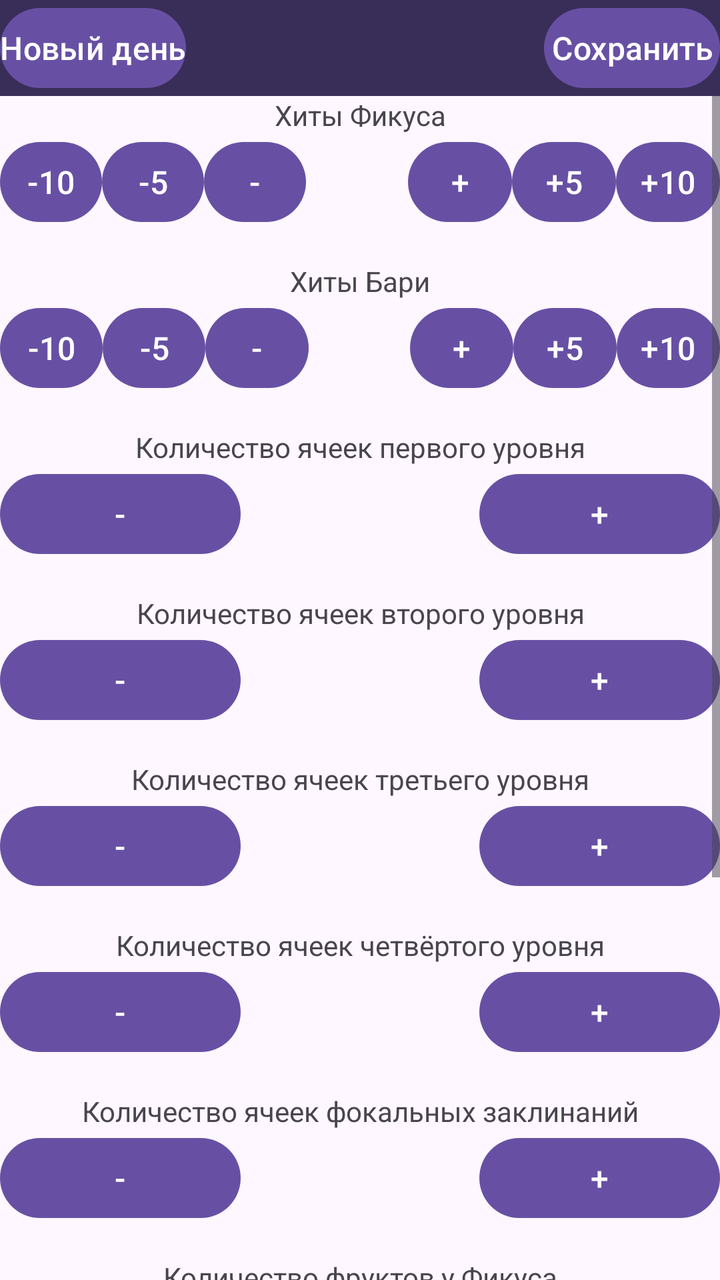
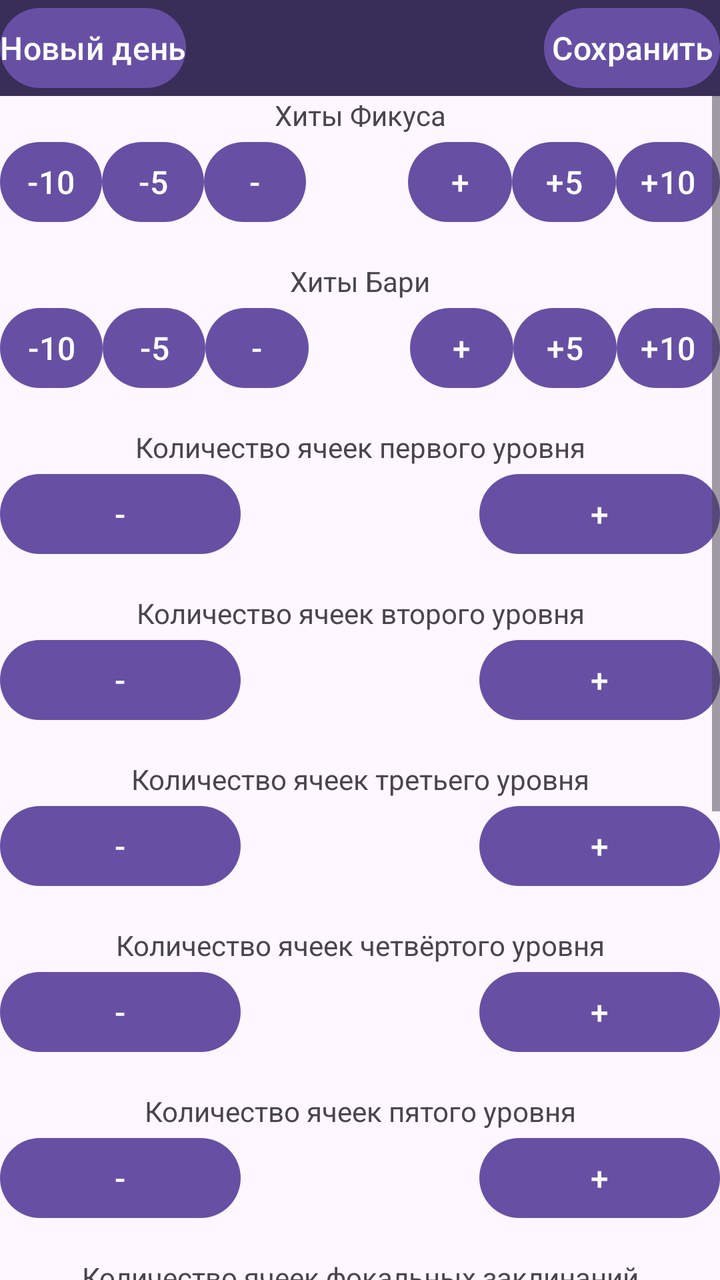

Screens rendered from an Android XML layout before and after an edit, with the pre-edit source and the edit as a unified diff.
<!-- AndroidManifest.xml: application theme Theme.FicusResourcesCounter -->
<!-- res/layout/activity_main.xml -->
<?xml version="1.0" encoding="utf-8"?>
<androidx.constraintlayout.widget.ConstraintLayout
    xmlns:android="http://schemas.android.com/apk/res/android"
    xmlns:tools="http://schemas.android.com/tools"
    xmlns:app="http://schemas.android.com/apk/res-auto"
    android:id="@+id/main"
    android:layout_width="match_parent"
    android:layout_height="match_parent"
    tools:context=".MainActivity">


    <LinearLayout
        android:layout_width="match_parent"
        android:layout_height="match_parent"
        android:orientation="vertical"
        app:layout_constraintBottom_toBottomOf="parent"
        app:layout_constraintEnd_toEndOf="parent"
        app:layout_constraintStart_toStartOf="parent"
        app:layout_constraintTop_toTopOf="parent">

        <LinearLayout
            android:id="@+id/linearLayout"
            android:layout_width="match_parent"
            android:layout_height="wrap_content"
            android:background="#392E57"
            android:orientation="horizontal">

            <Button
                android:id="@+id/NewDayButton"
                android:layout_width="wrap_content"
                android:layout_height="wrap_content"
                android:layout_marginBottom="0dp"
                android:text="Новый день"
                android:textAlignment="center" />

            <View
                android:layout_width="0dp"
                android:layout_height="1dp"
                android:layout_weight="1" />

            <Button
                android:id="@+id/SaveButton"
                android:layout_width="wrap_content"
                android:layout_height="wrap_content"
                android:layout_marginBottom="0dp"
                android:text="Сохранить"
                android:textAlignment="center" />
        </LinearLayout>

        <ScrollView
            android:id="@+id/scrollView"
            android:layout_width="match_parent"
            android:layout_height="wrap_content">

            <LinearLayout
                android:id="@+id/mainLayout"
                android:layout_width="match_parent"
                android:layout_height="wrap_content"
                android:divider="@drawable/empty_spacer"
                android:orientation="vertical"
                android:showDividers="middle"
                app:layout_constraintBottom_toBottomOf="parent"
                app:layout_constraintEnd_toEndOf="parent"
                app:layout_constraintStart_toStartOf="parent">

                
                <LinearLayout
                    android:id="@+id/FicusHP"
                    android:layout_width="match_parent"
                    android:layout_height="wrap_content"
                    android:orientation="vertical">

                    <TextView
                        android:id="@+id/textFicusHP"
                        android:layout_width="match_parent"
                        android:layout_height="wrap_content"
                        android:text="Хиты Фикуса"
                        android:textAlignment="center" />

                    <LinearLayout
                        android:layout_width="match_parent"
                        android:layout_height="wrap_content"
                        android:orientation="horizontal">

                        <Button
                            android:id="@+id/minusTenButtonFicusHP"
                            android:layout_width="0.2dp"
                            android:layout_height="wrap_content"
                            android:layout_weight="1"
                            android:text="@string/button_minus_ten" />

                        <Button
                            android:id="@+id/minusFiveButtonFicusHP"
                            android:layout_width="0.2dp"
                            android:layout_height="wrap_content"
                            android:layout_weight="1"
                            android:text="@string/button_minus_five" />

                        <Button
                            android:id="@+id/minusButtonFicusHP"
                            android:layout_width="0.2dp"
                            android:layout_height="wrap_content"
                            android:layout_weight="1"
                            android:text="@string/button_minus" />

                        <TextView
                            android:id="@+id/countFicusHP"
                            android:layout_width="wrap_content"
                            android:layout_height="match_parent"
                            android:layout_weight="1"
                            android:text=""
                            android:textAlignment="center" />

                        <Button
                            android:id="@+id/plusButtonFicusHP"
                            android:layout_width="1dp"
                            android:layout_height="wrap_content"
                            android:layout_weight="1"
                            android:text="@string/button_plus" />

                        <Button
                            android:id="@+id/plusFiveButtonFicusHP"
                            android:layout_width="1dp"
                            android:layout_height="wrap_content"
                            android:layout_weight="1"
                            android:text="@string/button_plus_five" />

                        <Button
                            android:id="@+id/plusTenButtonFicusHP"
                            android:layout_width="1dp"
                            android:layout_height="wrap_content"
                            android:layout_weight="1"
                            android:text="@string/button_plus_ten" />
                    </LinearLayout>
                </LinearLayout>

                
                <LinearLayout
                    android:id="@+id/OwlbearHP"
                    android:layout_width="match_parent"
                    android:layout_height="wrap_content"
                    android:orientation="vertical">

                    <TextView
                        android:id="@+id/textOwlbearHP"
                        android:layout_width="match_parent"
                        android:layout_height="wrap_content"
                        android:text="Хиты Бари"
                        android:textAlignment="center" />

                    <LinearLayout
                        android:layout_width="match_parent"
                        android:layout_height="wrap_content"
                        android:orientation="horizontal">

                        <Button
                            android:id="@+id/minusTenButtonOwlbearHP"
                            android:layout_width="1dp"
                            android:layout_height="wrap_content"
                            android:layout_weight="1"
                            android:text="@string/button_minus_ten" />

                        <Button
                            android:id="@+id/minusFiveButtonOwlbearHP"
                            android:layout_width="1dp"
                            android:layout_height="wrap_content"
                            android:layout_weight="1"
                            android:text="@string/button_minus_five" />

                        <Button
                            android:id="@+id/minusButtonOwlbearHP"
                            android:layout_width="1dp"
                            android:layout_height="wrap_content"
                            android:layout_weight="1"
                            android:text="@string/button_minus" />

                        <TextView
                            android:id="@+id/countOwlbearHP"
                            android:layout_width="wrap_content"
                            android:layout_height="match_parent"
                            android:layout_weight="1"
                            android:text=""
                            android:textAlignment="center" />

                        <Button
                            android:id="@+id/plusButtonOwlbearHP"
                            android:layout_width="1dp"
                            android:layout_height="wrap_content"
                            android:layout_weight="1"
                            android:text="@string/button_plus" />

                        <Button
                            android:id="@+id/plusFiveButtonOwlbearHP"
                            android:layout_width="1dp"
                            android:layout_height="wrap_content"
                            android:layout_weight="1"
                            android:text="@string/button_plus_five" />

                        <Button
                            android:id="@+id/plusTenButtonOwlbearHP"
                            android:layout_width="1dp"
                            android:layout_height="wrap_content"
                            android:layout_weight="1"
                            android:text="@string/button_plus_ten" />
                    </LinearLayout>
                </LinearLayout>

                
                <LinearLayout
                    android:id="@+id/SpellI"
                    android:layout_width="match_parent"
                    android:layout_height="wrap_content"
                    android:orientation="vertical">

                    <TextView
                        android:id="@+id/textSpellI"
                        android:layout_width="match_parent"
                        android:layout_height="wrap_content"
                        android:text="Количество ячеек первого уровня"
                        android:textAlignment="center" />

                    <LinearLayout
                        android:layout_width="match_parent"
                        android:layout_height="wrap_content"
                        android:orientation="horizontal">

                        <Button
                            android:id="@+id/minusButtonSpellI"
                            android:layout_width="1dp"
                            android:layout_height="wrap_content"
                            android:layout_weight="1"
                            android:text="@string/button_minus" />

                        <TextView
                            android:id="@+id/countSpellI"
                            android:layout_width="wrap_content"
                            android:layout_height="match_parent"
                            android:layout_weight="1"
                            android:text=""
                            android:textAlignment="center" />

                        <Button
                            android:id="@+id/plusButtonSpellI"
                            android:layout_width="1dp"
                            android:layout_height="wrap_content"
                            android:layout_weight="1"
                            android:text="@string/button_plus" />
                    </LinearLayout>
                </LinearLayout>

                
                <LinearLayout
                    android:id="@+id/SpellII"
                    android:layout_width="match_parent"
                    android:layout_height="wrap_content"
                    android:orientation="vertical">

                    <TextView
                        android:id="@+id/textSpellII"
                        android:layout_width="match_parent"
                        android:layout_height="wrap_content"
                        android:text="Количество ячеек второго уровня"
                        android:textAlignment="center" />

                    <LinearLayout
                        android:layout_width="match_parent"
                        android:layout_height="wrap_content"
                        android:orientation="horizontal">

                        <Button
                            android:id="@+id/minusButtonSpellII"
                            android:layout_width="1dp"
                            android:layout_height="wrap_content"
                            android:layout_weight="1"
                            android:text="@string/button_minus" />

                        <TextView
                            android:id="@+id/countSpellII"
                            android:layout_width="wrap_content"
                            android:layout_height="match_parent"
                            android:layout_weight="1"
                            android:text=""
                            android:textAlignment="center" />

                        <Button
                            android:id="@+id/plusButtonSpellII"
                            android:layout_width="1dp"
                            android:layout_height="wrap_content"
                            android:layout_weight="1"
                            android:text="@string/button_plus" />
                    </LinearLayout>
                </LinearLayout>

                
                <LinearLayout
                    android:id="@+id/SpellIII"
                    android:layout_width="match_parent"
                    android:layout_height="wrap_content"
                    android:orientation="vertical">

                    <TextView
                        android:id="@+id/textSpellIII"
                        android:layout_width="match_parent"
                        android:layout_height="wrap_content"
                        android:text="Количество ячеек третьего уровня"
                        android:textAlignment="center" />

                    <LinearLayout
                        android:layout_width="match_parent"
                        android:layout_height="wrap_content"
                        android:orientation="horizontal">

                        <Button
                            android:id="@+id/minusButtonSpellIII"
                            android:layout_width="1dp"
                            android:layout_height="wrap_content"
                            android:layout_weight="1"
                            android:text="@string/button_minus" />

                        <TextView
                            android:id="@+id/countSpellIII"
                            android:layout_width="wrap_content"
                            android:layout_height="match_parent"
                            android:layout_weight="1"
                            android:text=""
                            android:textAlignment="center" />

                        <Button
                            android:id="@+id/plusButtonSpellIII"
                            android:layout_width="1dp"
                            android:layout_height="wrap_content"
                            android:layout_weight="1"
                            android:text="@string/button_plus" />
                    </LinearLayout>
                </LinearLayout>

                
                <LinearLayout
                    android:id="@+id/SpellIV"
                    android:layout_width="match_parent"
                    android:layout_height="wrap_content"
                    android:orientation="vertical">

                    <TextView
                        android:id="@+id/textSpellIV"
                        android:layout_width="match_parent"
                        android:layout_height="wrap_content"
                        android:text="Количество ячеек четвёртого уровня"
                        android:textAlignment="center" />

                    <LinearLayout
                        android:layout_width="match_parent"
                        android:layout_height="wrap_content"
                        android:orientation="horizontal">

                        <Button
                            android:id="@+id/minusButtonSpellIV"
                            android:layout_width="1dp"
                            android:layout_height="wrap_content"
                            android:layout_weight="1"
                            android:text="@string/button_minus" />

                        <TextView
                            android:id="@+id/countSpellIV"
                            android:layout_width="wrap_content"
                            android:layout_height="match_parent"
                            android:layout_weight="1"
                            android:text=""
                            android:textAlignment="center" />

                        <Button
                            android:id="@+id/plusButtonSpellIV"
                            android:layout_width="1dp"
                            android:layout_height="wrap_content"
                            android:layout_weight="1"
                            android:text="@string/button_plus" />
                    </LinearLayout>
                </LinearLayout>

                
                <LinearLayout
                    android:id="@+id/FocalSpell"
                    android:layout_width="match_parent"
                    android:layout_height="wrap_content"
                    android:orientation="vertical">

                    <TextView
                        android:id="@+id/textFocalSpell"
                        android:layout_width="match_parent"
                        android:layout_height="wrap_content"
                        android:text="Количество ячеек фокальных заклинаний"
                        android:textAlignment="center" />

                    <LinearLayout
                        android:layout_width="match_parent"
                        android:layout_height="wrap_content"
                        android:orientation="horizontal">

                        <Button
                            android:id="@+id/minusButtonFocalSpell"
                            android:layout_width="1dp"
                            android:layout_height="wrap_content"
                            android:layout_weight="1"
                            android:text="@string/button_minus" />

                        <TextView
                            android:id="@+id/countFocalSpell"
                            android:layout_width="wrap_content"
                            android:layout_height="match_parent"
                            android:layout_weight="1"
                            android:text=""
                            android:textAlignment="center" />

                        <Button
                            android:id="@+id/plusButtonFocalSpell"
                            android:layout_width="1dp"
                            android:layout_height="wrap_content"
                            android:layout_weight="1"
                            android:text="@string/button_plus" />
                    </LinearLayout>
                </LinearLayout>

                
                <LinearLayout
                    android:id="@+id/FicusFruits"
                    android:layout_width="match_parent"
                    android:layout_height="wrap_content"
                    android:orientation="vertical">

                    <TextView
                        android:id="@+id/textFicusFruits"
                        android:layout_width="match_parent"
                        android:layout_height="wrap_content"
                        android:text="Количество фруктов у Фикуса"
                        android:textAlignment="center" />

                    <LinearLayout
                        android:layout_width="match_parent"
                        android:layout_height="wrap_content"
                        android:orientation="horizontal">

                        <Button
                            android:id="@+id/minusButtonFicusFruits"
                            android:layout_width="1dp"
                            android:layout_height="wrap_content"
                            android:layout_weight="1"
                            android:text="@string/button_minus" />

                        <TextView
                            android:id="@+id/countFicusFruits"
                            android:layout_width="wrap_content"
                            android:layout_height="match_parent"
                            android:layout_weight="1"
                            android:text=""
                            android:textAlignment="center" />

                        <Button
                            android:id="@+id/plusButtonFicusFruits"
                            android:layout_width="1dp"
                            android:layout_height="wrap_content"
                            android:layout_weight="1"
                            android:text="@string/button_plus" />
                    </LinearLayout>
                </LinearLayout>

                
                <LinearLayout
                    android:id="@+id/CommonIngredients"
                    android:layout_width="match_parent"
                    android:layout_height="wrap_content"
                    android:orientation="vertical">

                    <TextView
                        android:id="@+id/textCommonIngredients"
                        android:layout_width="match_parent"
                        android:layout_height="wrap_content"
                        android:text="Количество обычных ингредиентов"
                        android:textAlignment="center" />

                    <LinearLayout
                        android:layout_width="match_parent"
                        android:layout_height="wrap_content"
                        android:orientation="horizontal">

                        <Button
                            android:id="@+id/minusTenButtonCommonIngredients"
                            android:layout_width="1dp"
                            android:layout_height="wrap_content"
                            android:layout_weight="1"
                            android:text="@string/button_minus_ten" />

                        <Button
                            android:id="@+id/minusFiveButtonCommonIngredients"
                            android:layout_width="1dp"
                            android:layout_height="wrap_content"
                            android:layout_weight="1"
                            android:text="@string/button_minus_five" />

                        <Button
                            android:id="@+id/minusButtonCommonIngredients"
                            android:layout_width="1dp"
                            android:layout_height="wrap_content"
                            android:layout_weight="1"
                            android:text="@string/button_minus" />

                        <TextView
                            android:id="@+id/countCommonIngredients"
                            android:layout_width="wrap_content"
                            android:layout_height="match_parent"
                            android:layout_weight="1"
                            android:text=""
                            android:textAlignment="center" />

                        <Button
                            android:id="@+id/plusButtonCommonIngredients"
                            android:layout_width="1dp"
                            android:layout_height="wrap_content"
                            android:layout_weight="1"
                            android:text="@string/button_plus" />

                        <Button
                            android:id="@+id/plusFiveButtonCommonIngredients"
                            android:layout_width="1dp"
                            android:layout_height="wrap_content"
                            android:layout_weight="1"
                            android:text="@string/button_plus_five" />

                        <Button
                            android:id="@+id/plusTenButtonCommonIngredients"
                            android:layout_width="1dp"
                            android:layout_height="wrap_content"
                            android:layout_weight="1"
                            android:text="@string/button_plus_ten" />
                    </LinearLayout>
                </LinearLayout>

                
                <LinearLayout
                    android:id="@+id/SpecialIngredients"
                    android:layout_width="match_parent"
                    android:layout_height="wrap_content"
                    android:orientation="vertical">

                    <TextView
                        android:id="@+id/textSpecialIngredients"
                        android:layout_width="match_parent"
                        android:layout_height="wrap_content"
                        android:text="Количество особых ингредиентов"
                        android:textAlignment="center" />

                    <LinearLayout
                        android:layout_width="match_parent"
                        android:layout_height="wrap_content"
                        android:orientation="horizontal">

                        <Button
                            android:id="@+id/minusTenButtonSpecialIngredients"
                            android:layout_width="1dp"
                            android:layout_height="wrap_content"
                            android:layout_weight="1"
                            android:text="@string/button_minus_ten" />

                        <Button
                            android:id="@+id/minusFiveButtonSpecialIngredients"
                            android:layout_width="1dp"
                            android:layout_height="wrap_content"
                            android:layout_weight="1"
                            android:text="@string/button_minus_five" />

                        <Button
                            android:id="@+id/minusButtonSpecialIngredients"
                            android:layout_width="1dp"
                            android:layout_height="wrap_content"
                            android:layout_weight="1"
                            android:text="@string/button_minus" />

                        <TextView
                            android:id="@+id/countSpecialIngredients"
                            android:layout_width="wrap_content"
                            android:layout_height="match_parent"
                            android:layout_weight="1"
                            android:text=""
                            android:textAlignment="center" />

                        <Button
                            android:id="@+id/plusButtonSpecialIngredients"
                            android:layout_width="1dp"
                            android:layout_height="wrap_content"
                            android:layout_weight="1"
                            android:text="@string/button_plus" />

                        <Button
                            android:id="@+id/plusFiveButtonSpecialIngredients"
                            android:layout_width="1dp"
                            android:layout_height="wrap_content"
                            android:layout_weight="1"
                            android:text="@string/button_plus_five" />

                        <Button
                            android:id="@+id/plusTenButtonSpecialIngredients"
                            android:layout_width="1dp"
                            android:layout_height="wrap_content"
                            android:layout_weight="1"
                            android:text="@string/button_plus_ten" />
                    </LinearLayout>
                </LinearLayout>

                
                <LinearLayout
                    android:id="@+id/MaestrosInstrument"
                    android:layout_width="match_parent"
                    android:layout_height="wrap_content"
                    android:orientation="vertical">

                    <TextView
                        android:id="@+id/textMaestrosInstrument"
                        android:layout_width="match_parent"
                        android:layout_height="wrap_content"
                        android:text="Количество использований инструмента маэстро"
                        android:textAlignment="center" />

                    <LinearLayout
                        android:layout_width="match_parent"
                        android:layout_height="wrap_content"
                        android:orientation="horizontal">

                        <Button
                            android:id="@+id/minusButtonMaestrosInstrument"
                            android:layout_width="1dp"
                            android:layout_height="wrap_content"
                            android:layout_weight="1"
                            android:text="@string/button_minus" />

                        <TextView
                            android:id="@+id/countMaestrosInstrument"
                            android:layout_width="wrap_content"
                            android:layout_height="match_parent"
                            android:layout_weight="1"
                            android:text=""
                            android:textAlignment="center" />

                        <Button
                            android:id="@+id/plusButtonMaestrosInstrument"
                            android:layout_width="1dp"
                            android:layout_height="wrap_content"
                            android:layout_weight="1"
                            android:text="@string/button_plus" />
                    </LinearLayout>
                </LinearLayout>

            </LinearLayout>
        </ScrollView>
    </LinearLayout>

    

</androidx.constraintlayout.widget.ConstraintLayout>
<!-- resources referenced by this layout -->
<resources>
  <!-- drawable empty_spacer (drawable) -->
  <?xml version="1.0" encoding="utf-8"?>
  <shape xmlns:android="http://schemas.android.com/apk/res/android">
      <size
          android:width="16dp"
          android:height="16dp" />
  
      <solid android:color="@android:color/transparent" />
  </shape>
  <string name="button_minus">-</string>
  <string name="button_minus_five">-5</string>
  <string name="button_minus_ten">-10</string>
  <string name="button_plus">+</string>
  <string name="button_plus_five">+5</string>
  <string name="button_plus_ten">+10</string>
  <style name="Theme.FicusResourcesCounter" parent="Base.Theme.FicusResourcesCounter" />
  <style name="Base.Theme.FicusResourcesCounter" parent="Theme.Material3.DayNight.NoActionBar">
  
          <item name="windowActionBar">false</item>
          <item name="windowNoTitle">true</item>
          <item name="android:windowFullscreen">true</item>
          <item name="materialButtonStyle">@style/FixedButtonTextSize</item>
          
          
      </style>
  <style name="FixedButtonTextSize" parent="Widget.Material3.Button">
          <item name="android:textSize">16sp</item>
          <item name="android:padding">0dp</item>
      </style>
</resources>

<!-- the commit's change to res/layout/activity_main.xml (unified diff, before → after) -->
@@ -1,11 +1,11 @@
 <?xml version="1.0" encoding="utf-8"?>
-<androidx.constraintlayout.widget.ConstraintLayout
-    xmlns:android="http://schemas.android.com/apk/res/android"
+<androidx.constraintlayout.widget.ConstraintLayout xmlns:android="http://schemas.android.com/apk/res/android"
+    xmlns:app="http://schemas.android.com/apk/res-auto"
     xmlns:tools="http://schemas.android.com/tools"
-    xmlns:app="http://schemas.android.com/apk/res-auto"
     android:id="@+id/main"
     android:layout_width="match_parent"
     android:layout_height="match_parent"
+    android:visibility="visible"
     tools:context=".MainActivity">
 
 
@@ -379,6 +379,49 @@
 
                 
                 <LinearLayout
+                    android:id="@+id/SpellV"
+                    android:layout_width="match_parent"
+                    android:layout_height="wrap_content"
+                    android:orientation="vertical">
+
+                    <TextView
+                        android:id="@+id/textSpellV"
+                        android:layout_width="match_parent"
+                        android:layout_height="wrap_content"
+                        android:text="Количество ячеек пятого уровня"
+                        android:textAlignment="center" />
+
+                    <LinearLayout
+                        android:layout_width="match_parent"
+                        android:layout_height="wrap_content"
+                        android:orientation="horizontal">
+
+                        <Button
+                            android:id="@+id/minusButtonSpellV"
+                            android:layout_width="1dp"
+                            android:layout_height="wrap_content"
+                            android:layout_weight="1"
+                            android:text="@string/button_minus" />
+
+                        <TextView
+                            android:id="@+id/countSpellV"
+                            android:layout_width="wrap_content"
+                            android:layout_height="match_parent"
+                            android:layout_weight="1"
+                            android:text=""
+                            android:textAlignment="center" />
+
+                        <Button
+                            android:id="@+id/plusButtonSpellV"
+                            android:layout_width="1dp"
+                            android:layout_height="wrap_content"
+                            android:layout_weight="1"
+                            android:text="@string/button_plus" />
+                    </LinearLayout>
+                </LinearLayout>
+
+                
+                <LinearLayout
                     android:id="@+id/FocalSpell"
                     android:layout_width="match_parent"
                     android:layout_height="wrap_content"
